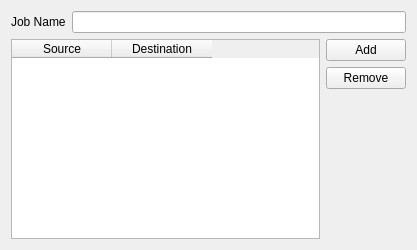
MickaelOnTheWave/GuimicK, file ConfigurationEditingTool/src/editbackupjobwidget.ui: the form before one commit.
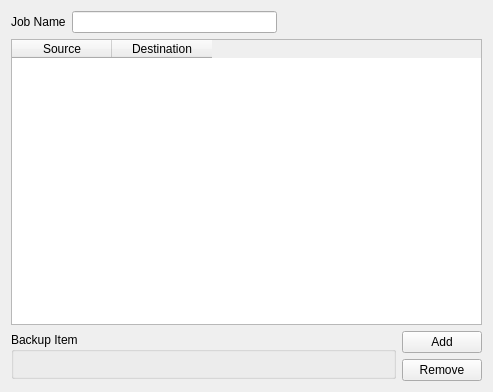
The form after the commit. Custom widgets are drawn as their Qt base class.

Commit message: Fixed controls behaviour in Backup dialog for configuration editor

The edit to the form file:
```diff
--- a/ConfigurationEditingTool/src/editbackupjobwidget.ui
+++ b/ConfigurationEditingTool/src/editbackupjobwidget.ui
@@ -6,14 +6,14 @@
    <rect>
     <x>0</x>
     <y>0</y>
-    <width>417</width>
-    <height>250</height>
+    <width>493</width>
+    <height>392</height>
    </rect>
   </property>
   <property name="windowTitle">
    <string>Form</string>
   </property>
-  <layout class="QVBoxLayout" name="verticalLayout">
+  <layout class="QVBoxLayout" name="verticalLayout_3">
    <item>
     <layout class="QHBoxLayout" name="horizontalLayout_2">
      <item>
@@ -26,28 +26,77 @@
      <item>
       <widget class="QLineEdit" name="jobNameEdit"/>
      </item>
+     <item>
+      <spacer name="horizontalSpacer">
+       <property name="orientation">
+        <enum>Qt::Horizontal</enum>
+       </property>
+       <property name="sizeHint" stdset="0">
+        <size>
+         <width>40</width>
+         <height>20</height>
+        </size>
+       </property>
+      </spacer>
+     </item>
     </layout>
    </item>
    <item>
-    <layout class="QHBoxLayout" name="horizontalLayout_3">
+    <widget class="QTableWidget" name="backupPointsWidget">
+     <property name="selectionMode">
+      <enum>QAbstractItemView::SingleSelection</enum>
+     </property>
+     <property name="selectionBehavior">
+      <enum>QAbstractItemView::SelectRows</enum>
+     </property>
+     <column>
+      <property name="text">
+       <string>Source</string>
+      </property>
+     </column>
+     <column>
+      <property name="text">
+       <string>Destination</string>
+      </property>
+     </column>
+    </widget>
+   </item>
+   <item>
+    <layout class="QHBoxLayout" name="horizontalLayout">
      <item>
-      <widget class="QTableWidget" name="backupPointsWidget">
-       <column>
-        <property name="text">
-         <string>Source</string>
-        </property>
-       </column>
-       <column>
-        <property name="text">
-         <string>Destination</string>
-        </property>
-       </column>
+      <widget class="QGroupBox" name="groupBox">
+       <property name="sizePolicy">
+        <sizepolicy hsizetype="Minimum" vsizetype="Maximum">
+         <horstretch>0</horstretch>
+         <verstretch>0</verstretch>
+        </sizepolicy>
+       </property>
+       <property name="title">
+        <string>Backup Item</string>
+       </property>
+       <layout class="QVBoxLayout" name="verticalLayout">
+        <item>
+         <widget class="PathSelectionControl" name="sourceWidget" native="true"/>
+        </item>
+        <item>
+         <widget class="PathSelectionControl" name="destinationWidget" native="true"/>
+        </item>
+       </layout>
       </widget>
      </item>
      <item>
       <layout class="QVBoxLayout" name="verticalLayout_2">
+       <property name="sizeConstraint">
+        <enum>QLayout::SetNoConstraint</enum>
+       </property>
        <item>
         <widget class="QPushButton" name="addBackupPointButton">
+         <property name="sizePolicy">
+          <sizepolicy hsizetype="Fixed" vsizetype="Fixed">
+           <horstretch>0</horstretch>
+           <verstretch>0</verstretch>
+          </sizepolicy>
+         </property>
          <property name="text">
           <string>Add</string>
          </property>
@@ -55,30 +104,31 @@
        </item>
        <item>
         <widget class="QPushButton" name="removeBackupPointButton">
+         <property name="sizePolicy">
+          <sizepolicy hsizetype="Fixed" vsizetype="Fixed">
+           <horstretch>0</horstretch>
+           <verstretch>0</verstretch>
+          </sizepolicy>
+         </property>
          <property name="text">
           <string>Remove</string>
          </property>
         </widget>
        </item>
-       <item>
-        <spacer name="verticalSpacer">
-         <property name="orientation">
-          <enum>Qt::Vertical</enum>
-         </property>
-         <property name="sizeHint" stdset="0">
-          <size>
-           <width>20</width>
-           <height>40</height>
-          </size>
-         </property>
-        </spacer>
-       </item>
       </layout>
      </item>
     </layout>
    </item>
   </layout>
  </widget>
+ <customwidgets>
+  <customwidget>
+   <class>PathSelectionControl</class>
+   <extends>QWidget</extends>
+   <header>pathselectioncontrol.h</header>
+   <container>1</container>
+  </customwidget>
+ </customwidgets>
  <resources/>
  <connections/>
 </ui>
```
The commit also changes 3 other files.
